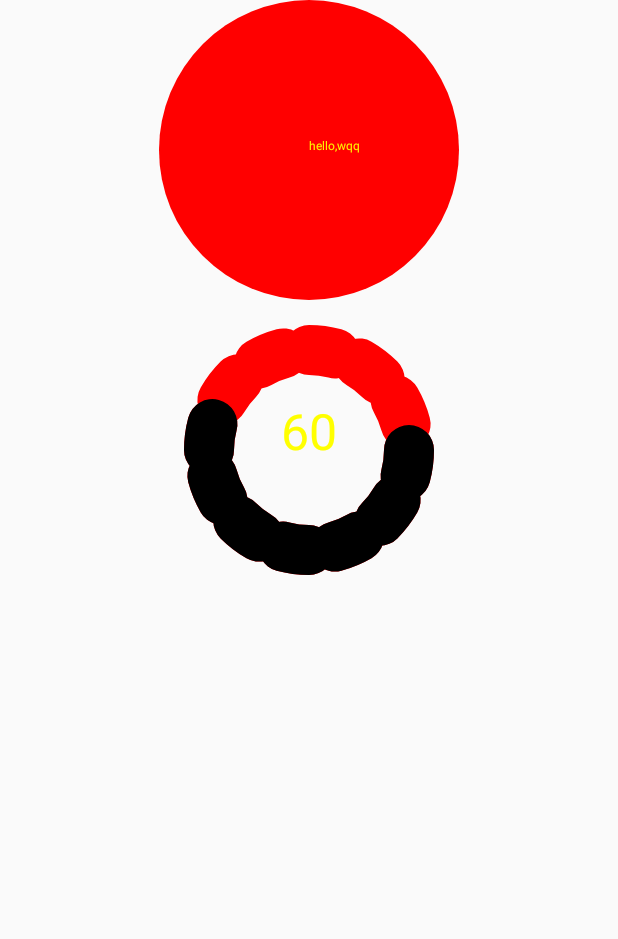
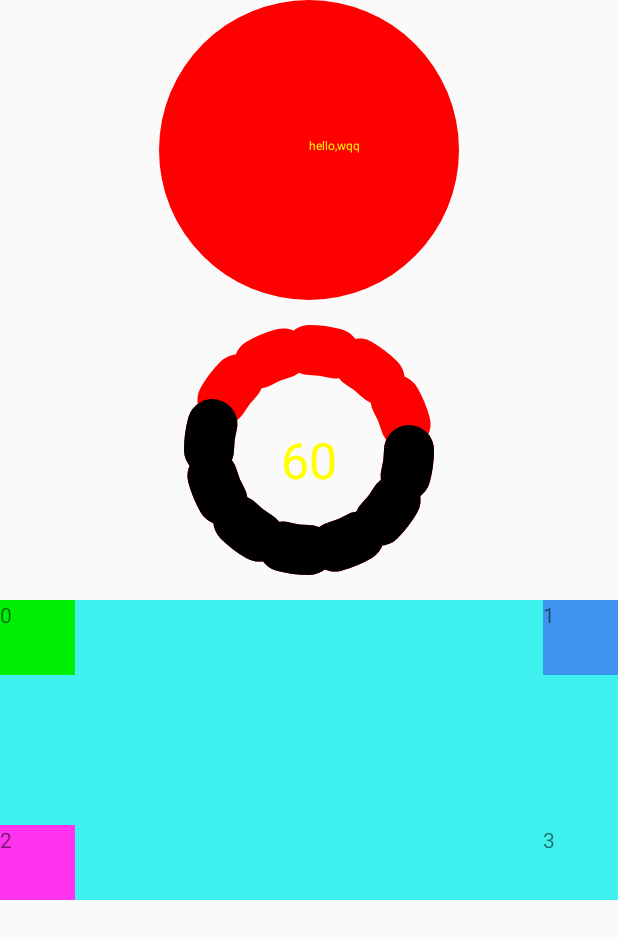
Before and after one commit to sbbqq/android, an Android app: the screen it shows after launch (MainActivity), on a phone screen of 412 x 824 dp. Shown: the top 939 px of the screen. Run offline under Robolectric (Android 15) with nearby library versions, the phone set to English and light mode, and no system bars.

Commit message:
add viewGroup

```diff
--- /dev/null
+++ b/DeveloperANDROID/moduleview/src/main/java/com/example/moduleview/developerandroid/CustomView/HelloCustomViewGroup.java
@@ -0,0 +1,133 @@
+package com.example.moduleview.developerandroid.CustomView;
+
+import android.content.Context;
+import android.icu.util.Measure;
+import android.util.AttributeSet;
+import android.util.Log;
+import android.view.ViewGroup;
+
+/**
+ * Created by alone-nine-sword on 18-3-13.
+ */
+
+public class HelloCustomViewGroup extends ViewGroup {
+    public HelloCustomViewGroup(Context context) {
+        super(context);
+    }
+
+    public HelloCustomViewGroup(Context context, AttributeSet attrs) {
+        super(context, attrs);
+    }
+
+    public HelloCustomViewGroup(Context context, AttributeSet attrs, int defStyleAttr) {
+        super(context, attrs, defStyleAttr);
+    }
+
+    @Override
+    protected void onLayout(boolean changed, int l, int t, int r, int b) {
+               int count=getChildCount();
+
+               MarginLayoutParams layoutParams;
+        //layoutParams=(MarginLayoutParams)getLayoutParams();
+               for(int i=0;i<count;i++){
+                   int cl=0,ct=0,cr,cb;
+                   switch (i){
+                       case 0:
+                          cl=0;
+                          ct=0;
+                           break;
+                       case 1:
+                           cl=getMeasuredWidth()-getChildAt(i).getMeasuredWidth()-0;
+                           ct=0;
+                           break;
+                       case 2:
+                           cl=0;
+                           ct=getMeasuredHeight()-getChildAt(i).getMeasuredHeight()-0;
+                           break;
+                       case 3:
+                           cl=getMeasuredWidth()-getChildAt(i).getMeasuredWidth()-0;
+                           ct=getMeasuredHeight()-getChildAt(i).getMeasuredHeight()-0;
+                           break;
+                   }
+                   cr=cl+getChildAt(i).getMeasuredWidth();
+                   cb=ct+getChildAt(i).getMeasuredHeight();
+                   Log.e("pos","i:"+i+"left:"+cl+"ct:"+ct+"cr:"+cr+"cb:"+cb);
+                   getChildAt(i).layout(cl,ct,cr,cb);
+
+               }
+    }
+
+    @Override
+    protected LayoutParams generateLayoutParams(LayoutParams p) {
+        return new LayoutParamss(p);
+    }
+
+    @Override
+    protected LayoutParams generateDefaultLayoutParams() {
+        return new LayoutParamss(LayoutParams.MATCH_PARENT, LayoutParams.WRAP_CONTENT);
+    }
+
+    @Override
+    protected void onMeasure(int widthMeasureSpec, int heightMeasureSpec) {
+        //super.onMeasure(widthMeasureSpec, heightMeasureSpec);
+        int widthmode=MeasureSpec.getMode(widthMeasureSpec);
+        int heightmode= MeasureSpec.getMode(heightMeasureSpec);
+        int width=0,height=0;
+        measureChildren(widthMeasureSpec,heightMeasureSpec);
+        int count=getChildCount();
+        int topwidth=0,botwidth=0;
+        int  lheight=0,rheight=0;
+        MarginLayoutParams layoutParams;
+        for(int i=0;i<count;i++){
+            if(i==0||i==1){
+               // layoutParams=(MarginLayoutParams)getLayoutParams();
+                topwidth=topwidth+getChildAt(i).getMeasuredWidth()+0+0;
+            }
+
+            if(i==2||i==3){
+                //layoutParams=(MarginLayoutParams)getLayoutParams();
+                botwidth=botwidth+getChildAt(i).getMeasuredWidth()+0+0;
+            }
+
+
+            if(i==0||i==2){
+               // layoutParams=(MarginLayoutParams)getLayoutParams();
+                lheight=lheight+getChildAt(i).getMeasuredWidth()+0+0;
+            }
+
+
+            if(i==1||i==3){
+                //layoutParams=(MarginLayoutParams)getLayoutParams();
+                rheight=rheight+getChildAt(i).getMeasuredWidth()+0+0;
+            }
+        }
+        width=Math.max(topwidth,botwidth);
+        height=Math.max(lheight,rheight);
+        setMeasuredDimension(widthmode==MeasureSpec.EXACTLY?MeasureSpec.getSize(widthMeasureSpec):width,heightmode==MeasureSpec.EXACTLY?MeasureSpec.getSize(heightMeasureSpec):height);
+
+    }
+
+    // 继承自margin，支持子视图android:layout_margin属性
+    public static class LayoutParamss extends MarginLayoutParams {
+
+
+        public LayoutParamss(Context c, AttributeSet attrs) {
+            super(c, attrs);
+        }
+
+
+        public LayoutParamss(int width, int height) {
+            super(width, height);
+        }
+
+
+        public LayoutParamss(ViewGroup.LayoutParams source) {
+            super(source);
+        }
+
+
+        public LayoutParamss(ViewGroup.MarginLayoutParams source) {
+            super(source);
+        }
+    }
+}
--- a/DeveloperANDROID/moduleview/src/main/java/com/example/moduleview/developerandroid/CustomView/VoiceView.java
+++ b/DeveloperANDROID/moduleview/src/main/java/com/example/moduleview/developerandroid/CustomView/VoiceView.java
@@ -48,7 +48,7 @@ public class VoiceView  extends View {
         paintshow.setStrokeWidth(paintWidth);
         rectF=new RectF();
         paintpro=new Paint();
-        paintpro.setTextSize(14);
+        paintpro.setTextSize(20);
         paintpro.setStrokeCap(Paint.Cap.ROUND);
         paintpro.setStyle(Paint.Style.FILL);
         paintpro.setColor(Color.YELLOW);
@@ -104,7 +104,7 @@ public class VoiceView  extends View {
         paintpro.setStrokeCap(Paint.Cap.ROUND);
 
         paintpro.setStyle(Paint.Style.FILL_AND_STROKE);
-        paintpro.setTextSize(14);
+        paintpro.setTextSize(20);
         paintpro.setColor(Color.YELLOW);
         TypedArray typedArray=context.getTheme().obtainStyledAttributes(attrs, R.styleable.VoiceView,defStyleAttr,0);
         int attrindex;
@@ -168,9 +168,11 @@ public class VoiceView  extends View {
         for(int i=0;i<showcount;i++){
             canvas.drawArc(rectF,i*(360/(float)countdop),swipe_unit,false,paintshow);
         }
-        paintpro.setTextSize(50);
+        paintpro.setTextSize(rectF.width()/(new Float(progress).toString().length()));
+        Log.e("size","size:"+rectF.width()/(2*new Float(progress).toString().length()));
         paintpro.setTextAlign(Paint.Align.CENTER);
-        canvas.drawText(""+progress,rectF.centerX(),rectF.centerY(),paintpro);
+        Paint.FontMetrics fontMetrics=paintpro.getFontMetrics();
+        canvas.drawText(""+progress,rectF.centerX(),rectF.centerY()-(fontMetrics.ascent-fontMetrics.descent)/2,paintpro);
     }
 
     @Override
--- a/DeveloperANDROID/moduleview/src/main/res/layout/activity_main.xml
+++ b/DeveloperANDROID/moduleview/src/main/res/layout/activity_main.xml
@@ -23,5 +23,46 @@
 
         android:layout_height="200dp"
         />
+    <ScrollView
+        android:layout_width="match_parent"
+        android:layout_height="wrap_content"
+        >
+        <LinearLayout
+            android:layout_width="match_parent"
+            android:orientation="vertical"
+            android:layout_height="wrap_content"
+            >
+            <com.example.moduleview.developerandroid.CustomView.HelloCustomViewGroup
+                android:layout_width="match_parent"
+                android:background="#3FF2F0"
+                android:layout_height="200dp"
+                >
+                <TextView
+                    android:text="0"
+                    android:layout_width="50dp"
+                    android:background="#00f005"
+                    android:layout_height="50dp"
+                    />
+                <TextView
+                    android:text="1"
+                    android:layout_width="50dp"
+                    android:background="#3F92F0"
+                    android:layout_height="50dp"
+                    />
+                <TextView
+                    android:text="2"
+                    android:layout_width="50dp"
+                    android:background="#fF32F0"
+                    android:layout_height="50dp"
+                    />
+                <TextView
+                    android:text="3"
+                    android:layout_width="50dp"
+                    android:background="#3FF2F0"
+                    android:layout_height="50dp"
+                    />
+            </com.example.moduleview.developerandroid.CustomView.HelloCustomViewGroup>
+        </LinearLayout>
+    </ScrollView>
 
 </LinearLayout>
```
